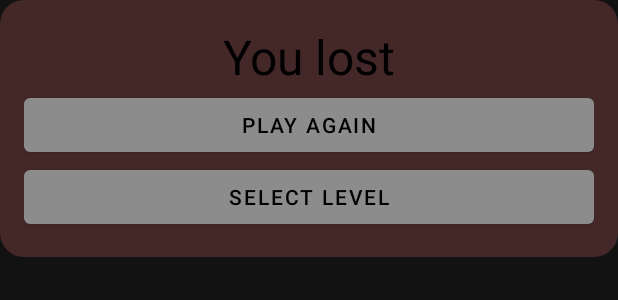
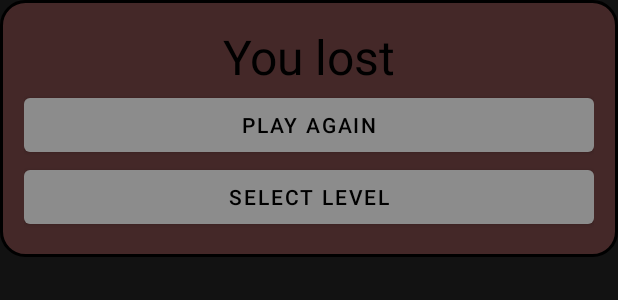
Before and after one commit to chicony83/SapperGame, an Android app: the layout layout_loose_game.xml on its own in the app's theme, with its tools: preview values and no code run, on a phone screen of 412 x 824 dp. Shown: the top 300 px of the screen. Run offline under Robolectric (Android 15) with nearby library versions, the light colour scheme and no system bars.

Commit message:
add borders on dim_background_is_loose.xml and dim_background_is_win.xml

```diff
--- a/app/src/main/res/drawable/dim_background_is_loose.xml
+++ b/app/src/main/res/drawable/dim_background_is_loose.xml
@@ -1,7 +1,7 @@
 <?xml version="1.0" encoding="utf-8"?>
 <shape xmlns:android="http://schemas.android.com/apk/res/android"
     android:shape="rectangle">
-    <solid android:color="#99673737"/>
-
-    <corners android:radius="@dimen/marginDouble"/>
+    <solid android:color="#99673737" />
+    <stroke android:width="2dp" />
+    <corners android:radius="@dimen/marginDouble" />
 </shape>
--- a/app/src/main/res/drawable/dim_background_is_win.xml
+++ b/app/src/main/res/drawable/dim_background_is_win.xml
@@ -2,6 +2,6 @@
 <shape xmlns:android="http://schemas.android.com/apk/res/android"
     android:shape="rectangle">
     <solid android:color="#994B6737"/>
-
+    <stroke android:width="2dp" />
     <corners android:radius="@dimen/marginDouble"/>
 </shape>
```
